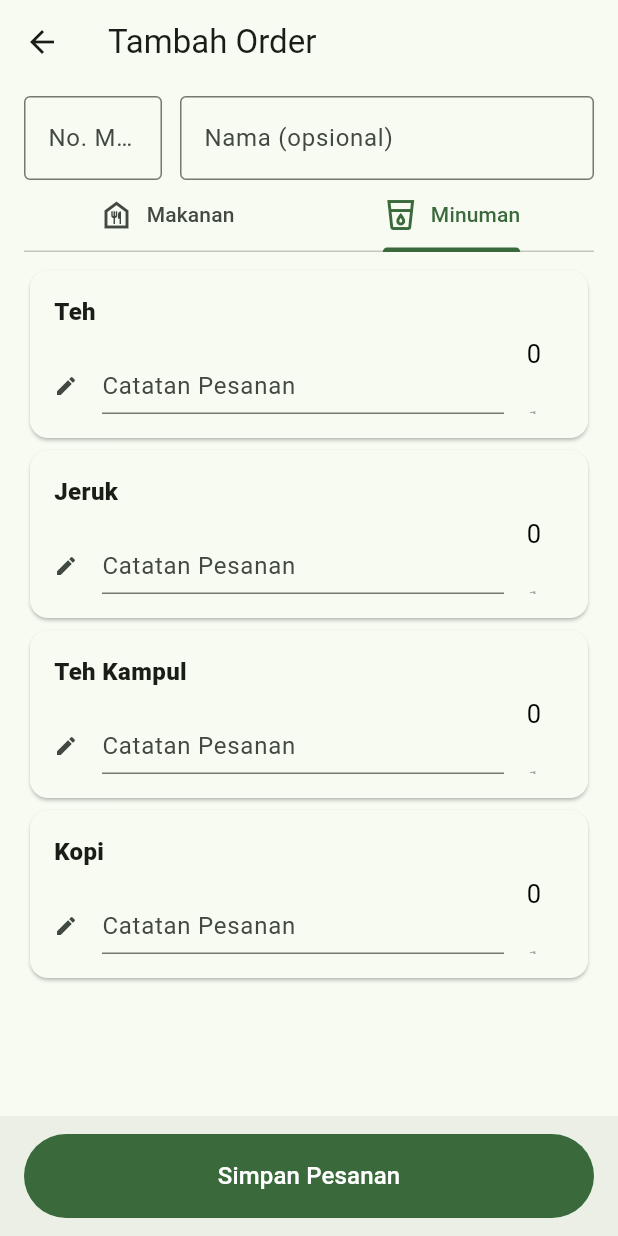
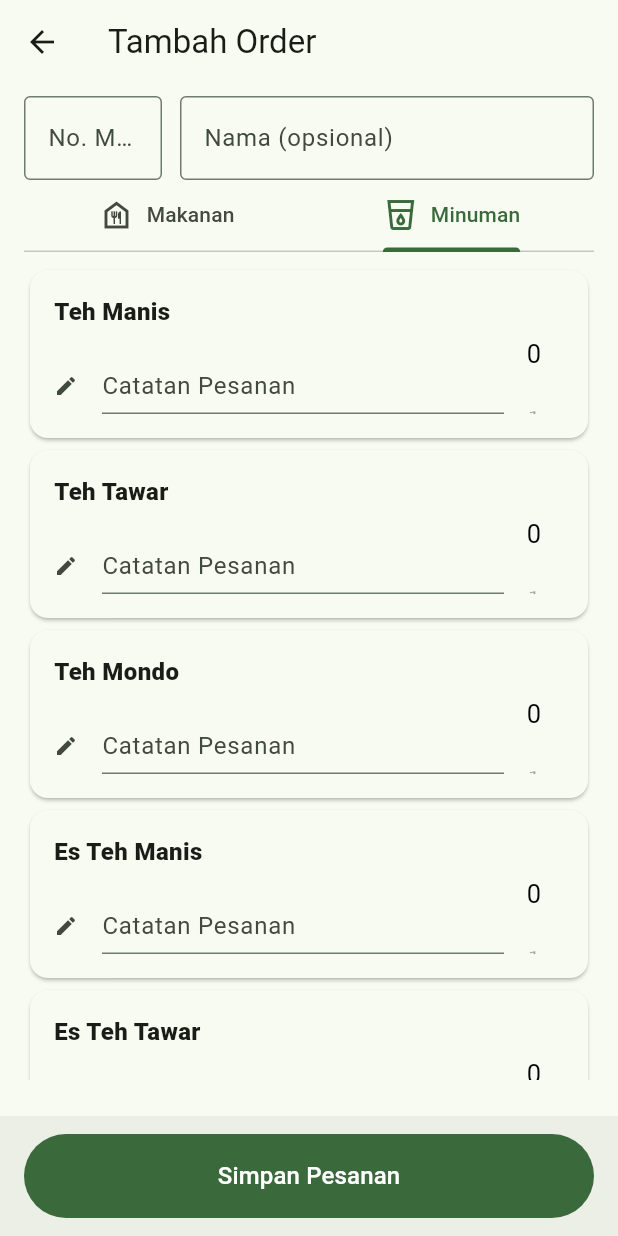
Before and after one commit to bootloopmaster636/warjo_order_management, a Flutter app: the AddOrder screen opened directly, tab 2 chosen, on a phone screen of 412 x 824 dp. Run offline on Flutter 3.47's test engine with Material 2 defaults, Android fonts, the phone set to English and light mode, and no system bars; drawn by our look-alikes of wheel_chooser; our stand-ins replace google_fonts.

Commit message:
Menu item are now dynamically changed based on the items from the item class

```diff
--- a/lib/Routes/AddOrder.dart
+++ b/lib/Routes/AddOrder.dart
@@ -1,11 +1,12 @@
-import 'dart:convert';
-import 'dart:io';
-
 import 'package:flutter/material.dart';
-import 'package:path_provider/path_provider.dart';
 import 'package:wheel_chooser/wheel_chooser.dart';
 
+import '../classes/item.dart';
+
 class AddOrder extends StatelessWidget {
+  List<item> itemMakanan = item.makeMenuMakanan();
+  List<item> itemMinuman = item.makeMenuMinuman();
+
   Widget build(BuildContext context) {
     return DefaultTabController(
       length: 2,
@@ -50,7 +51,7 @@ class AddOrder extends StatelessWidget {
                       ),
                     ],
                   ),
-                  TabBar(tabs: [
+                  const TabBar(tabs: [
                     Tab(
                         child: Row(
                       mainAxisSize: MainAxisSize.min,
@@ -79,24 +80,16 @@ class AddOrder extends StatelessWidget {
                     child: SizedBox(
                       height: MediaQuery.of(context).size.height * 0.66,
                       child: TabBarView(children: [
-                        ListView(
-                          children: [
-                            ItemCard(nama_item: "Soto"),
-                            ItemCard(nama_item: "Bubur"),
-                            ItemCard(nama_item: "Timlo"),
-                            ItemCard(nama_item: "Bakmoy"),
-                            ItemCard(nama_item: "naso"),
-                            ItemCard(nama_item: "asdasdad")
-                          ],
-                        ),
-                        ListView(
-                          children: [
-                            ItemCard(nama_item: "Teh"),
-                            ItemCard(nama_item: "Jeruk"),
-                            ItemCard(nama_item: "Teh Kampul"),
-                            ItemCard(nama_item: "Kopi")
-                          ],
-                        ),
+                        ListView.builder(
+                            itemCount: itemMakanan.length,
+                            itemBuilder: (context, index) {
+                              return ItemCard(nama_item: itemMakanan[index].nama);
+                            }),
+                        ListView.builder(
+                            itemCount: itemMinuman.length,
+                            itemBuilder: (context, index) {
+                              return ItemCard(nama_item: itemMinuman[index].nama);
+                            }),
                       ]),
                     ),
                   )
@@ -182,25 +175,3 @@ class ItemCard extends StatelessWidget {
     );
   }
 }
-
-List MakeList_makanan(String json_data) {
-  final List item_list = jsonDecode(json_data);
-  return item_list;
-}
-
-Future<String?> getDownloadsDirectory() async {
-  Directory? directory;
-  try {
-    if (Platform.isIOS) {
-      directory = await getApplicationDocumentsDirectory();
-    } else {
-      directory = Directory('/storage/emulated/0/Download');
-      // Put file in global download folder, if for an unknown reason it didn't exist, we fallback
-      // ignore: avoid_slow_async_io
-      if (!await directory.exists()) directory = await getExternalStorageDirectory();
-    }
-  } catch (err, stack) {
-    print("Cannot get download folder path");
-  }
-  return directory?.path;
-}
```
